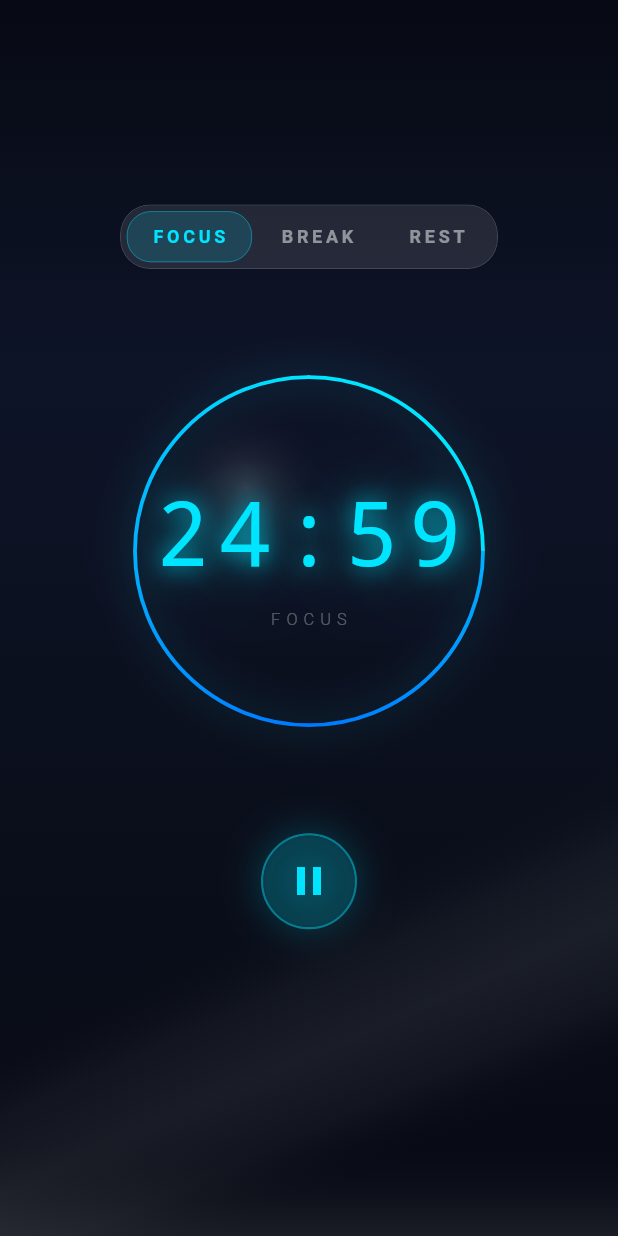
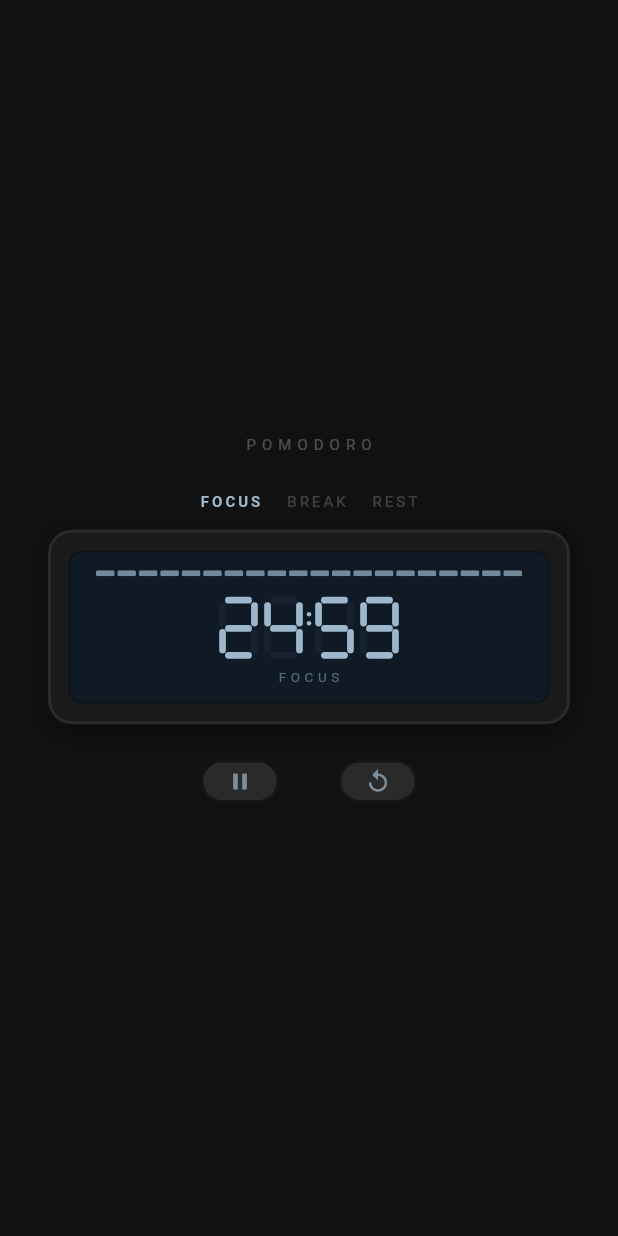
Before and after one commit to Yusuzhan/pomodoro, a Flutter app: the screen it shows after launch, after a tap on the "play arrow" icon, on a phone screen of 412 x 824 dp. Run offline on Flutter 3.47's test engine with Material 3 defaults, Android fonts, the phone set to English and light mode, and no system bars.

Commit message:
redesign to Casio digital watch aesthetic
- 7-segment LCD digits via custom painter
- watch face with bezel, recessed LCD screen
- bar graph progress indicator (Casio-style)
- dark charcoal body with blue-gray LCD tones
- pill-shaped control buttons

```diff
--- a/lib/main.dart
+++ b/lib/main.dart
@@ -14,7 +14,7 @@ class PomodoroApp extends StatelessWidget {
       title: 'Pomodoro',
       debugShowCheckedModeBanner: false,
       theme: ThemeData.dark().copyWith(
-        scaffoldBackgroundColor: const Color(0xFF070A14),
+        scaffoldBackgroundColor: const Color(0xFF111111),
       ),
       home: const HomePage(),
     );
@@ -33,76 +33,9 @@ class _HomePageState extends State<HomePage> {
   Widget build(BuildContext context) {
     return Scaffold(
       body: Container(
-        decoration: const BoxDecoration(
-          gradient: LinearGradient(
-            begin: Alignment.topCenter,
-            end: Alignment.bottomCenter,
-            colors: [
-              Color(0xFF070A14),
-              Color(0xFF0E1428),
-              Color(0xFF0A0E1A),
-              Color(0xFF070A14),
-            ],
-            stops: [0.0, 0.3, 0.7, 1.0],
-          ),
-        ),
-        child: Stack(
-          children: [
-            SafeArea(child: Center(child: CountdownTimer())),
-            Positioned.fill(
-              child: IgnorePointer(
-                child: CustomPaint(painter: _GlassReflectionPainter()),
-              ),
-            ),
-          ],
-        ),
+        color: const Color(0xFF111111),
+        child: SafeArea(child: Center(child: CountdownTimer())),
       ),
     );
   }
 }
-
-class _GlassReflectionPainter extends CustomPainter {
-  @override
-  void paint(Canvas canvas, Size size) {
-    final paint = Paint()
-      ..shader = LinearGradient(
-        begin: Alignment(-0.3, -0.2),
-        end: Alignment(1.2, 1.5),
-        colors: [
-          Colors.transparent,
-          Colors.transparent,
-          Colors.white.withValues(alpha: 0.04),
-          Colors.white.withValues(alpha: 0.07),
-          Colors.white.withValues(alpha: 0.04),
-          Colors.transparent,
-          Colors.transparent,
-        ],
-        stops: const [0.0, 0.35, 0.42, 0.48, 0.54, 0.6, 1.0],
-      ).createShader(Rect.fromLTWH(0, 0, size.width, size.height));
-
-    canvas.drawRect(Rect.fromLTWH(0, 0, size.width, size.height), paint);
-
-    final floorPaint = Paint()
-      ..shader =
-          LinearGradient(
-            begin: Alignment.bottomCenter,
-            end: Alignment.topCenter,
-            colors: [
-              Colors.white.withValues(alpha: 0.08),
-              Colors.white.withValues(alpha: 0.03),
-              Colors.transparent,
-            ],
-            stops: const [0.0, 0.15, 0.4],
-          ).createShader(
-            Rect.fromLTWH(0, size.height * 0.8, size.width, size.height * 0.2),
-          );
-
-    canvas.drawRect(
-      Rect.fromLTWH(0, size.height * 0.8, size.width, size.height * 0.2),
-      floorPaint,
-    );
-  }
-
-  @override
-  bool shouldRepaint(covariant CustomPainter oldDelegate) => false;
-}
--- a/lib/widget/circular_progress.dart
+++ b/lib/widget/circular_progress.dart
@@ -1,99 +1,103 @@
-import 'dart:math';
 import 'package:flutter/material.dart';
 
-class _CircularProgressPainter extends CustomPainter {
-  final double progress;
+const _onColor = Color(0xFF9DB8CC);
+const _offColor = Color(0xFF172230);
 
-  _CircularProgressPainter({required this.progress});
+class LcdDigit extends StatelessWidget {
+  final int digit;
+  final double size;
 
-  @override
-  void paint(Canvas canvas, Size sz) {
-    final c = Offset(sz.width / 2, sz.height / 2);
-    final outerR = min(sz.width, sz.height) / 2 - 4;
-
-    final glowPaint = Paint()
-      ..color = const Color(0x3300E5FF)
-      ..maskFilter = const MaskFilter.blur(BlurStyle.normal, 12)
-      ..style = PaintingStyle.stroke
-      ..strokeWidth = 6;
-
-    canvas.drawCircle(c, outerR, glowPaint);
-
-    final bgPaint = Paint()
-      ..shader = SweepGradient(
-        startAngle: 0,
-        endAngle: pi * 2,
-        colors: [
-          Colors.white.withValues(alpha: 0.08),
-          Colors.white.withValues(alpha: 0.03),
-          Colors.white.withValues(alpha: 0.08),
-          Colors.white.withValues(alpha: 0.02),
-          Colors.white.withValues(alpha: 0.08),
-        ],
-      ).createShader(Rect.fromCircle(center: c, radius: outerR + 6))
-      ..style = PaintingStyle.stroke
-      ..strokeWidth = 2.5;
-
-    canvas.drawCircle(c, outerR, bgPaint);
-
-    final progressPaint = Paint()
-      ..shader = SweepGradient(
-        startAngle: -pi / 2,
-        endAngle: -pi / 2 + 2 * pi * progress,
-        colors: [
-          const Color(0xFF00E5FF),
-          const Color(0xFF0077FF),
-          const Color(0xFF00E5FF),
-        ],
-        stops: const [0.0, 0.5, 1.0],
-      ).createShader(Rect.fromCircle(center: c, radius: outerR + 6))
-      ..style = PaintingStyle.stroke
-      ..strokeWidth = 2.5
-      ..strokeCap = StrokeCap.round;
-
-    final startAngle = -pi / 2;
-    final sweepAngle = 2 * pi * progress;
-
-    if (progress > 0) {
-      canvas.drawArc(
-        Rect.fromCircle(center: c, radius: outerR),
-        startAngle,
-        sweepAngle,
-        false,
-        progressPaint,
-      );
-    }
-
-    final highlightPaint = Paint()
-      ..shader = RadialGradient(
-        center: const Alignment(-0.35, -0.35),
-        radius: 0.8,
-        colors: [
-          Colors.white.withValues(alpha: 0.15),
-          Colors.transparent,
-          Colors.transparent,
-        ],
-        stops: const [0.0, 0.3, 1.0],
-      ).createShader(Rect.fromLTWH(0, 0, sz.width, sz.height));
-
-    canvas.drawCircle(c, outerR, highlightPaint);
-  }
-
-  @override
-  bool shouldRepaint(covariant _CircularProgressPainter oldDelegate) {
-    return oldDelegate.progress != progress;
-  }
-}
-
-class CircularProgress extends StatelessWidget {
-  final double progress;
-  const CircularProgress({super.key, required this.progress});
+  const LcdDigit({super.key, required this.digit, this.size = 36});
 
   @override
   Widget build(BuildContext context) {
     return CustomPaint(
-      size: const Size(240, 240),
-      painter: _CircularProgressPainter(progress: progress),
+      size: Size(size, size * 1.6),
+      painter: _LcdPainter(digit: digit),
     );
   }
 }
+
+class LcdColon extends StatelessWidget {
+  final double size;
+  const LcdColon({super.key, this.size = 8});
+
+  @override
+  Widget build(BuildContext context) {
+    return SizedBox(
+      width: size,
+      child: Column(
+        mainAxisSize: MainAxisSize.min,
+        children: [
+          Container(
+            width: size * 0.5,
+            height: size * 0.5,
+            decoration: const BoxDecoration(color: _onColor, shape: BoxShape.circle),
+          ),
+          SizedBox(height: size * 0.5),
+          Container(
+            width: size * 0.5,
+            height: size * 0.5,
+            decoration: const BoxDecoration(color: _onColor, shape: BoxShape.circle),
+          ),
+        ],
+      ),
+    );
+  }
+}
+
+class _LcdPainter extends CustomPainter {
+  final int digit;
+
+  _LcdPainter({required this.digit});
+
+  static const _segments = {
+    0: [1, 1, 1, 1, 1, 1, 0],
+    1: [0, 1, 1, 0, 0, 0, 0],
+    2: [1, 1, 0, 1, 1, 0, 1],
+    3: [1, 1, 1, 1, 0, 0, 1],
+    4: [0, 1, 1, 0, 0, 1, 1],
+    5: [1, 0, 1, 1, 0, 1, 1],
+    6: [1, 0, 1, 1, 1, 1, 1],
+    7: [1, 1, 1, 0, 0, 0, 0],
+    8: [1, 1, 1, 1, 1, 1, 1],
+    9: [1, 1, 1, 1, 0, 1, 1],
+  };
+
+  // [left, top, width, height] as fractions of total size
+  static const _rects = [
+    [0.18, 0.04, 0.64, 0.10], // a
+    [0.80, 0.12, 0.16, 0.36], // b
+    [0.80, 0.52, 0.16, 0.36], // c
+    [0.18, 0.86, 0.64, 0.10], // d
+    [0.04, 0.52, 0.16, 0.36], // e
+    [0.04, 0.12, 0.16, 0.36], // f
+    [0.18, 0.46, 0.64, 0.10], // g
+  ];
+
+  @override
+  void paint(Canvas canvas, Size size) {
+    final segs = _segments[digit] ?? _segments[0]!;
+    final w = size.width;
+    final h = size.height;
+    final corner = w * 0.12;
+
+    for (var i = 0; i < 7; i++) {
+      final r = _rects[i];
+      final paint = Paint()
+        ..color = segs[i] == 1 ? _onColor : _offColor
+        ..style = PaintingStyle.fill;
+
+      canvas.drawRRect(
+        RRect.fromRectAndRadius(
+          Rect.fromLTWH(r[0] * w, r[1] * h, r[2] * w, r[3] * h),
+          Radius.circular(corner),
+        ),
+        paint,
+      );
+    }
+  }
+
+  @override
+  bool shouldRepaint(covariant _LcdPainter old) => old.digit != digit;
+}
--- a/lib/widget/countdown_timer.dart
+++ b/lib/widget/countdown_timer.dart
@@ -1,6 +1,4 @@
 import 'dart:async';
-import 'dart:ui' show ImageFilter;
-
 import 'package:flutter/material.dart';
 import 'package:pomodoro_flutter/widget/circular_progress.dart';
 
@@ -10,9 +8,11 @@ const _REST = 15 * 60;
 
 enum TimerType { tfocus, tbreak, trest }
 
-const _glowColor = Color(0xFF00E5FF);
-const _glassBg = Color(0x1AFFFFFF);
-const _glassBorder = Color(0x33FFFFFF);
+const _bodyColor = Color(0xFF1A1A1A);
+const _bezelColor = Color(0xFF2A2A2A);
+const _screenColor = Color(0xFF0F1A24);
+const _onColor = Color(0xFF9DB8CC);
+const _offColor = Color(0xFF172230);
 
 class CountdownTimer extends StatefulWidget {
   const CountdownTimer({super.key});
@@ -60,6 +60,15 @@ class _CountdownTimerState extends State<CountdownTimer> {
     setState(() => _isRunning = false);
   }
 
+  void _resetTimer() {
+    _timer?.cancel();
+    _timer = null;
+    setState(() {
+      _timeLeft = _totalTime;
+      _isRunning = false;
+    });
+  }
+
   void _selectTimer(TimerType type) {
     if (_isRunning) {
       _timer?.cancel();
@@ -83,129 +92,172 @@ class _CountdownTimerState extends State<CountdownTimer> {
     return Column(
       mainAxisAlignment: MainAxisAlignment.center,
       children: [
-        const Spacer(flex: 2),
-        _buildModeSelector(),
-        const Spacer(flex: 1),
-        _buildTimerDisplay(),
-        const Spacer(flex: 1),
-        _buildPlayButton(),
-        const Spacer(flex: 3),
+        _buildBrand(),
+        const SizedBox(height: 24),
+        _buildModeIndicators(),
+        const SizedBox(height: 12),
+        _buildWatchFace(),
+        const SizedBox(height: 24),
+        _buildControls(),
       ],
     );
   }
 
-  Widget _buildModeSelector() {
-    return ClipRRect(
-      borderRadius: BorderRadius.circular(20),
-      child: BackdropFilter(
-        filter: ImageFilter.blur(sigmaX: 8, sigmaY: 8),
-        child: Container(
-          decoration: BoxDecoration(
-            color: _glassBg,
-            borderRadius: BorderRadius.circular(20),
-            border: Border.all(color: _glassBorder, width: 0.5),
+  Widget _buildBrand() {
+    return Text(
+      'POMODORO',
+      style: TextStyle(
+        fontSize: 10,
+        letterSpacing: 4,
+        fontWeight: FontWeight.w400,
+        color: Colors.white.withValues(alpha: 0.25),
       ),
-          padding: const EdgeInsets.all(4),
-          child: Row(
-            mainAxisSize: MainAxisSize.min,
+    );
+  }
+
+  Widget _buildModeIndicators() {
+    return Row(
+      mainAxisAlignment: MainAxisAlignment.center,
       children: [
-              _buildModeButton('FOCUS', TimerType.tfocus),
-              const SizedBox(width: 2),
-              _buildModeButton('BREAK', TimerType.tbreak),
-              const SizedBox(width: 2),
-              _buildModeButton('REST', TimerType.trest),
+        _modeIndicator('FOCUS', TimerType.tfocus),
+        const SizedBox(width: 16),
+        _modeIndicator('BREAK', TimerType.tbreak),
+        const SizedBox(width: 16),
+        _modeIndicator('REST', TimerType.trest),
       ],
-          ),
+    );
+  }
+
+  Widget _modeIndicator(String label, TimerType type) {
+    final selected = _currentType == type;
+    return GestureDetector(
+      onTap: () => _selectTimer(type),
+      child: Text(
+        label,
+        style: TextStyle(
+          fontSize: 10,
+          letterSpacing: 2,
+          fontWeight: selected ? FontWeight.w700 : FontWeight.w400,
+          color: selected
+              ? _onColor
+              : Colors.white.withValues(alpha: 0.2),
         ),
       ),
     );
   }
 
-  Widget _buildModeButton(String label, TimerType type) {
-    final selected = _currentType == type;
-    return GestureDetector(
-      onTap: () => _selectTimer(type),
-      child: AnimatedContainer(
-        duration: const Duration(milliseconds: 250),
-        padding: const EdgeInsets.symmetric(horizontal: 16, vertical: 8),
+  Widget _buildWatchFace() {
+    return Container(
+      margin: const EdgeInsets.symmetric(horizontal: 32),
       decoration: BoxDecoration(
-          color: selected
-              ? _glowColor.withValues(alpha: 0.15)
-              : Colors.transparent,
+        color: _bodyColor,
         borderRadius: BorderRadius.circular(16),
+        border: Border.all(color: _bezelColor, width: 2),
+        boxShadow: [
+          BoxShadow(
+            color: Colors.black.withValues(alpha: 0.4),
+            blurRadius: 12,
+            offset: const Offset(0, 4),
+          ),
+        ],
+      ),
+      padding: const EdgeInsets.all(12),
+      child: Container(
+        decoration: BoxDecoration(
+          color: _screenColor,
+          borderRadius: BorderRadius.circular(8),
           border: Border.all(
-            color: selected
-                ? _glowColor.withValues(alpha: 0.5)
-                : Colors.transparent,
-            width: 0.5,
+            color: Colors.black.withValues(alpha: 0.3),
+            width: 1,
           ),
         ),
-        child: Text(
-          label,
-          style: TextStyle(
-            fontSize: 12,
-            fontWeight: FontWeight.w600,
-            letterSpacing: 2.5,
-            color: selected ? _glowColor : Colors.white.withValues(alpha: 0.5),
-          ),
+        padding: const EdgeInsets.fromLTRB(16, 12, 16, 10),
+        child: Column(
+          children: [
+            _buildProgressBar(),
+            const SizedBox(height: 12),
+            _buildLcdTime(),
+            const SizedBox(height: 4),
+            _buildBottomLabel(),
+          ],
         ),
       ),
     );
   }
 
-  Widget _buildTimerDisplay() {
-    return Column(
+  Widget _buildProgressBar() {
+    final progress = _timeLeft / _totalTime;
+    return ClipRRect(
+      borderRadius: BorderRadius.circular(1),
+      child: SizedBox(
+        height: 4,
+        child: Row(
+          children: List.generate(20, (i) {
+            final filled = i / 20 < progress;
+            return Expanded(
+              child: Container(
+                margin: const EdgeInsets.symmetric(horizontal: 1),
+                decoration: BoxDecoration(
+                  color: filled
+                      ? _onColor.withValues(alpha: 0.7)
+                      : _offColor.withValues(alpha: 0.5),
+                  borderRadius: BorderRadius.circular(1),
+                ),
+              ),
+            );
+          }),
+        ),
+      ),
+    );
+  }
+
+  Widget _buildLcdTime() {
+    final min = (_timeLeft / 60).toInt();
+    final sec = _timeLeft % 60;
+    final m1 = min ~/ 10;
+    final m2 = min % 10;
+    final s1 = sec ~/ 10;
+    final s2 = sec % 10;
+
+    return Row(
+      mainAxisAlignment: MainAxisAlignment.center,
       children: [
-        Stack(
-          alignment: Alignment.center,
-          children: [
-            CircularProgress(progress: _timeLeft / _totalTime),
-            _buildGlowText(),
-          ],
+        LcdDigit(digit: m1, size: 28),
+        const SizedBox(width: 2),
+        LcdDigit(digit: m2, size: 28),
+        Padding(
+          padding: const EdgeInsets.only(bottom: 12),
+          child: LcdColon(size: 6),
         ),
+        LcdDigit(digit: s1, size: 28),
+        const SizedBox(width: 2),
+        LcdDigit(digit: s2, size: 28),
       ],
     );
   }
 
-  Widget _buildGlowText() {
-    return Column(
-      mainAxisSize: MainAxisSize.min,
-      children: [
-        Text(
-          toTime(_timeLeft),
-          style: TextStyle(
-            fontSize: 60,
-            fontWeight: FontWeight.w200,
-            letterSpacing: 6,
-            color: _glowColor,
-            fontFamily: 'monospace',
-            shadows: [
-              Shadow(color: _glowColor.withValues(alpha: 0.8), blurRadius: 20),
-              Shadow(color: _glowColor.withValues(alpha: 0.5), blurRadius: 40),
-              Shadow(color: _glowColor.withValues(alpha: 0.3), blurRadius: 80),
-            ],
-          ),
-        ),
-        const SizedBox(height: 4),
-        Text(
-          _currentType == TimerType.tfocus
+  Widget _buildBottomLabel() {
+    final label = _currentType == TimerType.tfocus
         ? 'FOCUS'
         : _currentType == TimerType.tbreak
             ? 'BREAK'
-              : 'REST',
+            : 'REST';
+    return Text(
+      label,
       style: TextStyle(
-            fontSize: 11,
-            fontWeight: FontWeight.w300,
-            letterSpacing: 4,
-            color: Colors.white.withValues(alpha: 0.3),
+        fontSize: 9,
+        letterSpacing: 3,
+        color: _onColor.withValues(alpha: 0.5),
       ),
-        ),
-      ],
     );
   }
 
-  Widget _buildPlayButton() {
-    return GestureDetector(
+  Widget _buildControls() {
+    return Row(
+      mainAxisAlignment: MainAxisAlignment.center,
+      children: [
+        _watchButton(
+          icon: _isRunning ? Icons.pause : Icons.play_arrow,
           onTap: () {
             if (_isRunning) {
               _pauseCountdown();
@@ -213,45 +265,34 @@ class _CountdownTimerState extends State<CountdownTimer> {
               _startCountdown();
             }
           },
+        ),
+        const SizedBox(width: 40),
+        _watchButton(
+          icon: Icons.replay_outlined,
+          onTap: _resetTimer,
+        ),
+      ],
+    );
+  }
+
+  Widget _watchButton({required IconData icon, required VoidCallback onTap}) {
+    return GestureDetector(
+      onTap: onTap,
       child: Container(
-        width: 64,
-        height: 64,
+        width: 52,
+        height: 28,
         decoration: BoxDecoration(
-          shape: BoxShape.circle,
-          color: _glowColor.withValues(alpha: 0.1),
+          color: _bezelColor,
+          borderRadius: BorderRadius.circular(14),
           border: Border.all(
-            color: _glowColor.withValues(alpha: 0.4),
+            color: Colors.black.withValues(alpha: 0.5),
             width: 1.5,
           ),
-          boxShadow: [
-            BoxShadow(
-              color: _glowColor.withValues(alpha: 0.2),
-              blurRadius: 20,
-              spreadRadius: 2,
         ),
-          ],
-        ),
-        child: ClipRRect(
-          borderRadius: BorderRadius.circular(32),
-          child: BackdropFilter(
-            filter: ImageFilter.blur(sigmaX: 4, sigmaY: 4),
         child: Center(
-              child: Icon(
-                _isRunning ? Icons.pause : Icons.play_arrow,
-                color: _glowColor,
-                size: 32,
-              ),
-            ),
-          ),
+          child: Icon(icon, color: _onColor.withValues(alpha: 0.7), size: 18),
         ),
       ),
     );
   }
 }
-
-String toTime(int seconds) {
-  final min = (seconds / 60).toInt();
-  final sec = seconds % 60;
-  String addZero(int n) => n < 10 ? "0$n" : "$n";
-  return "${addZero(min)}:${addZero(sec)}";
-}
```
Lines whose indentation alone changed are shown as unchanged.
